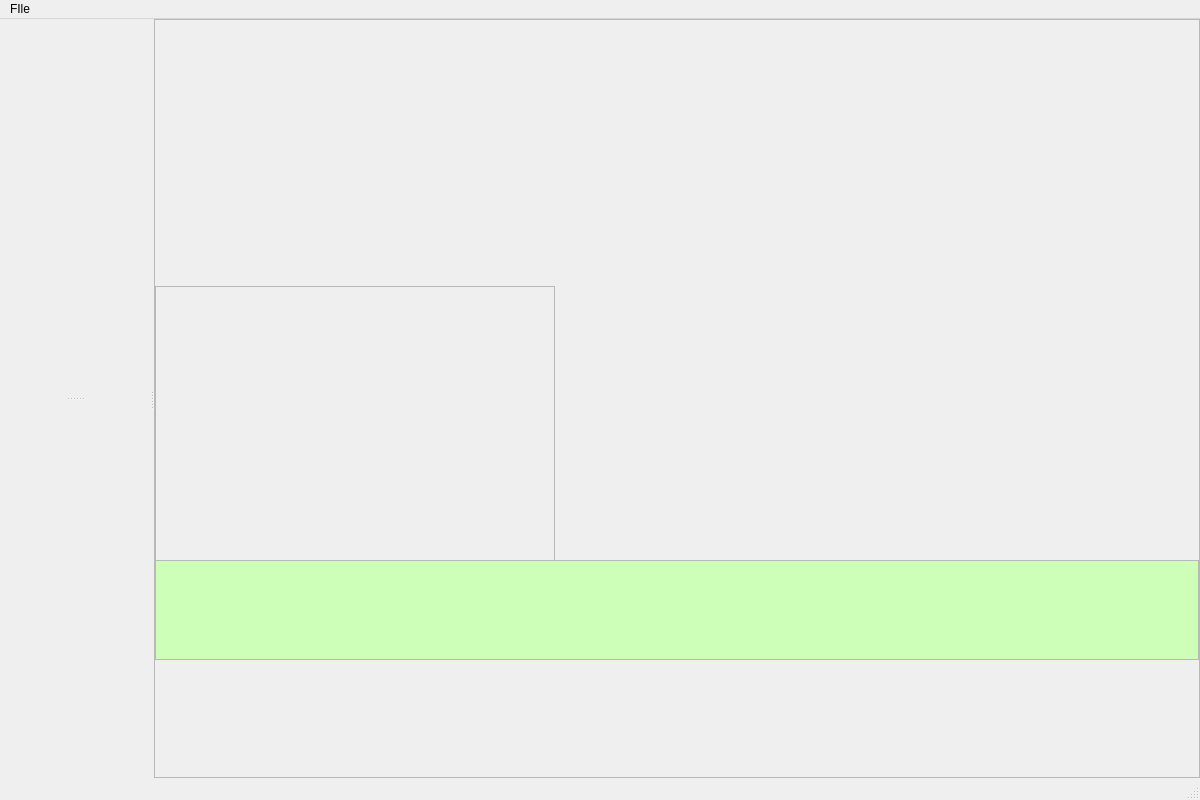
First picture: the form in Main/UI/main_ui.ui, repository n00bcybot/easywatermark, before the edit.
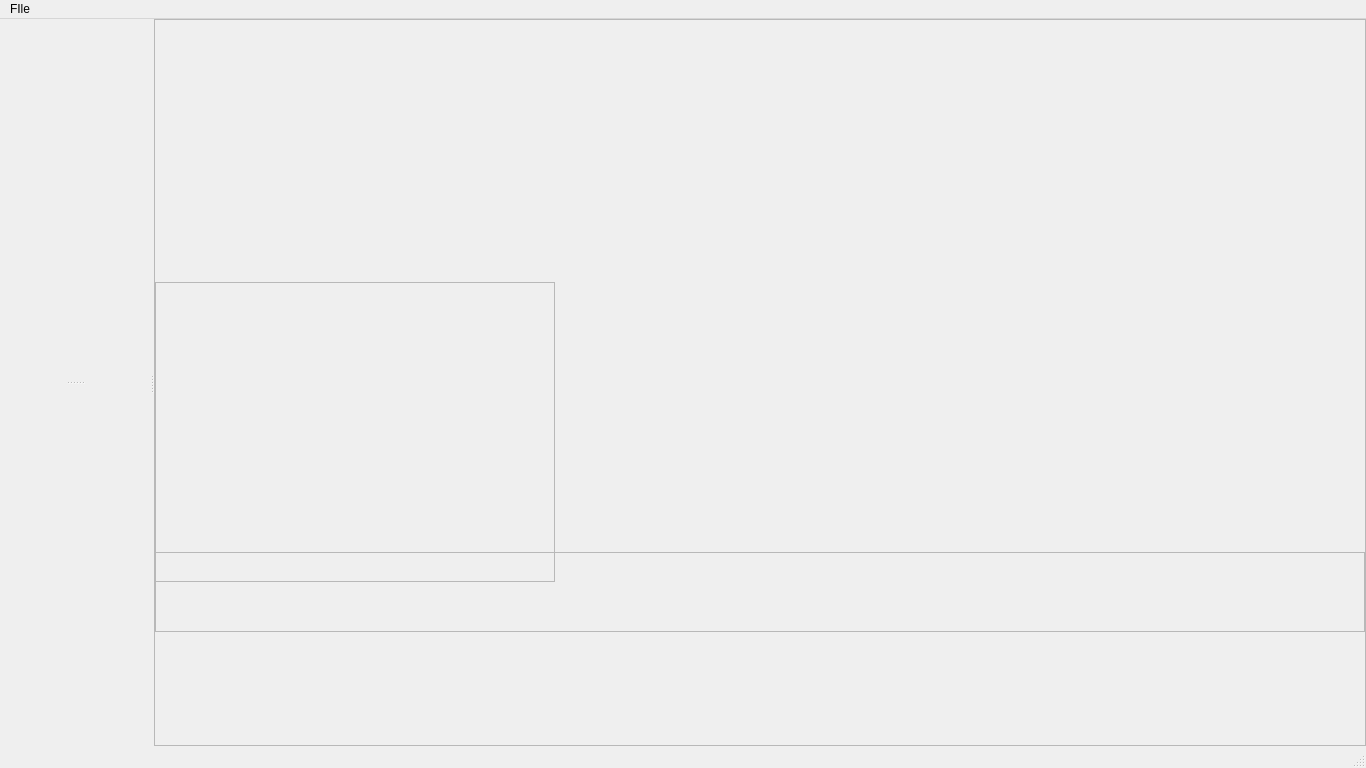
Second picture: the form after the edit.

Commit message: - added and wired flick buttons, wrap around - added process dialog - wired process dialog and format dropdown - looking into using signals and slots for proper structure and data separation

```diff
--- a/Main/UI/main_ui.ui
+++ b/Main/UI/main_ui.ui
@@ -6,8 +6,8 @@
    <rect>
     <x>0</x>
     <y>0</y>
-    <width>1200</width>
-    <height>800</height>
+    <width>1366</width>
+    <height>768</height>
    </rect>
   </property>
   <property name="windowTitle">
@@ -238,7 +238,7 @@
           <property name="maximumSize">
            <size>
             <width>16777215</width>
-            <height>100</height>
+            <height>80</height>
            </size>
           </property>
           <property name="frameShape">
@@ -260,25 +260,6 @@
            <property name="bottomMargin">
             <number>0</number>
            </property>
-           <item>
-            <widget class="QWidget" name="wg_ph_flick" native="true">
-             <property name="minimumSize">
-              <size>
-               <width>0</width>
-               <height>80</height>
-              </size>
-             </property>
-             <property name="maximumSize">
-              <size>
-               <width>16777215</width>
-               <height>100</height>
-              </size>
-             </property>
-             <property name="styleSheet">
-              <string notr="true">background-color: rgb(206, 255, 185);</string>
-             </property>
-            </widget>
-           </item>
           </layout>
          </widget>
         </item>
@@ -293,7 +274,7 @@
     <rect>
      <x>0</x>
      <y>0</y>
-     <width>1200</width>
+     <width>1366</width>
      <height>33</height>
     </rect>
    </property>
```
Left out of the diff: 7 changed lines with no effect on the pictures. The commit also changes 19 other files.
